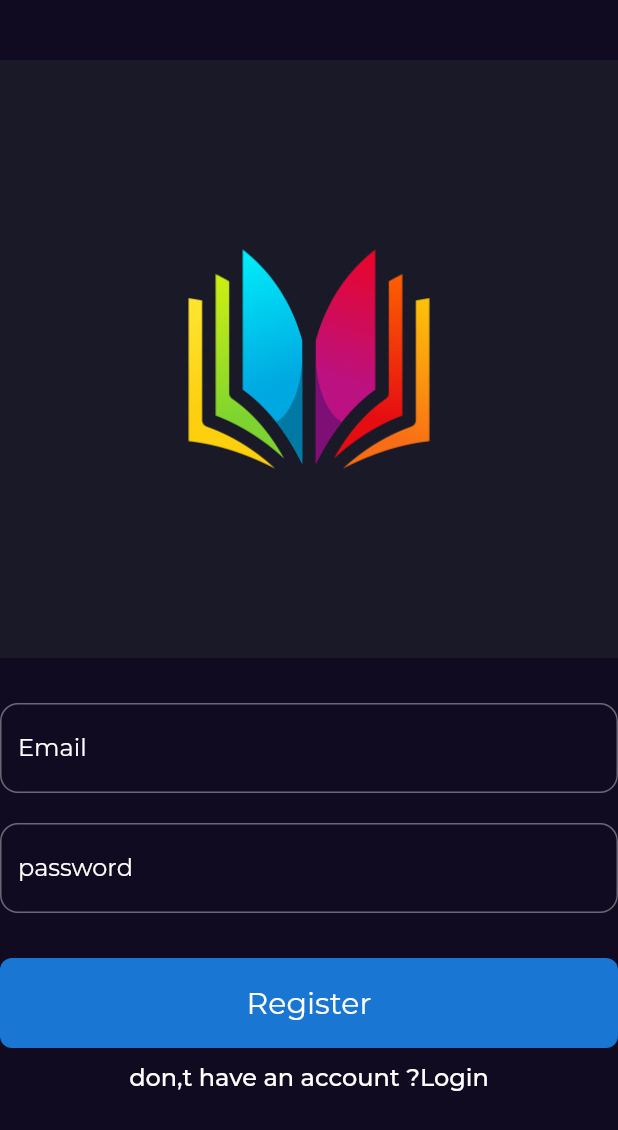
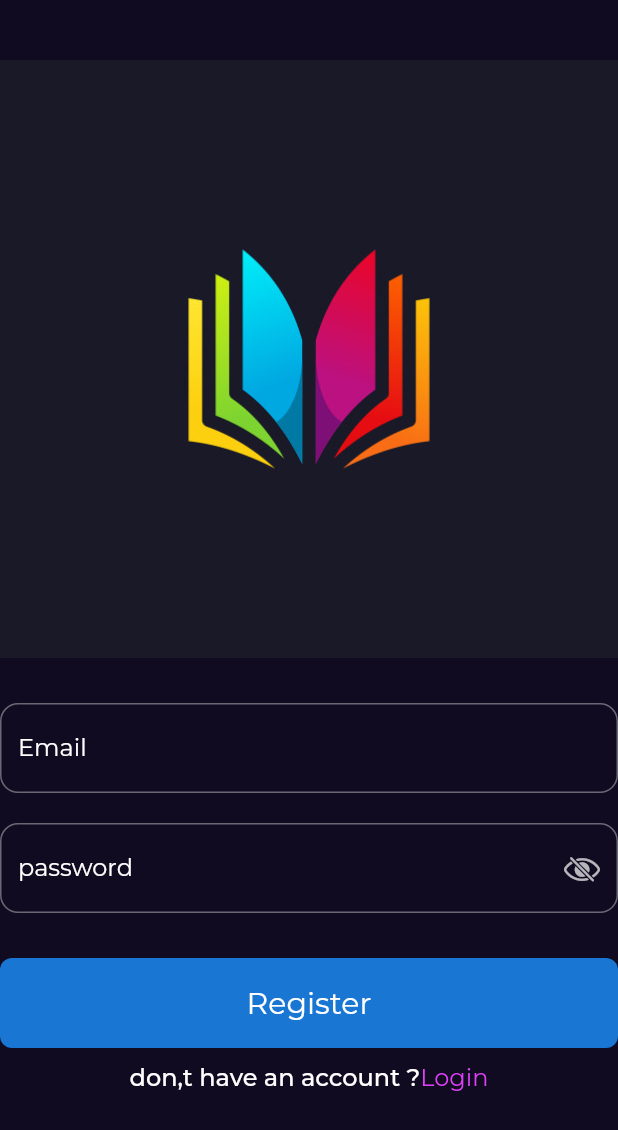
Before and after one commit to mostafatharwat22/bookly, a Flutter app: the LoginView screen opened by its route, after a tap on "Sign up", on a phone screen of 412 x 824 dp. Shown: the top 1130 px of the screen. Run offline on Flutter 3.47's test engine with Material 2 defaults, Android fonts, the light colour scheme and no system bars; our stand-ins replace bloc, cached_network_image, dartz, dio, dots_indicator, firebase_auth and 8 more; accounts and stored records are empty.

Commit message:
my changes

```diff
--- a/lib/feature/login/presention/views/widget/custom_text_form.dart
+++ b/lib/feature/login/presention/views/widget/custom_text_form.dart
@@ -1,13 +1,16 @@
 import 'package:flutter/material.dart';
 
 class CustomTextField extends StatelessWidget {
- CustomTextField({Key? key, required this.hintText,this.onChanged }) : super(key: key);
+ CustomTextField({Key? key, required this.hintText,this.onChanged,
+   required this.obscureText, this.suffixIcon,}) : super(key: key);
   final String hintText;
  Function(String)? onChanged;
-
+ final bool  obscureText;
+  Icon ?suffixIcon;
   @override
   Widget build(BuildContext context) {
     return TextFormField(
+      obscureText: obscureText,
       validator: (data){
         if(data!.isEmpty){
           return 'field is required ';
@@ -16,6 +19,7 @@ class CustomTextField extends StatelessWidget {
       onChanged:onChanged,
       style: const TextStyle(color: Colors.white),
       decoration: InputDecoration(
+        suffixIcon: suffixIcon,
         hintStyle: const TextStyle(color: Colors.white),
           hintText: hintText,
           border: OutlineInputBorder(
--- a/lib/feature/login/presention/views/widget/login_view_body.dart
+++ b/lib/feature/login/presention/views/widget/login_view_body.dart
@@ -1,6 +1,7 @@
 import 'package:bookly_app/core/utilles/styles.dart';
 import 'package:bookly_app/feature/register/presention/views/register_view.dart';
 import 'package:firebase_auth/firebase_auth.dart';
+import 'package:flutter/cupertino.dart';
 import 'package:flutter/material.dart';
 import 'package:go_router/go_router.dart';
 import '../../../../../core/utilles/app_router.dart';
@@ -24,12 +25,15 @@ class LoginViewBody extends StatelessWidget {
             Image.asset(AssetsData.loginImage,),
             const SizedBox(height: 30,),
              CustomTextField(
+               obscureText: false,
                onChanged: (data){
                  email =data;
                },
                hintText: 'Email',),
             const SizedBox(height: 20,),
              CustomTextField(
+               suffixIcon: const Icon(CupertinoIcons.eye_slash),
+               obscureText: true,
                onChanged: (data){
                  password =data;
                },
--- a/lib/feature/register/presention/views/widget/register_view_body.dart
+++ b/lib/feature/register/presention/views/widget/register_view_body.dart
@@ -1,4 +1,5 @@
 import 'package:firebase_auth/firebase_auth.dart';
+import 'package:flutter/cupertino.dart';
 import 'package:flutter/material.dart';
 import '../../../../../core/utilles/assets.dart';
 import '../../../../../core/utilles/styles.dart';
@@ -21,12 +22,15 @@ GlobalKey<FormState> keyForm = GlobalKey();
             Image.asset(AssetsData.loginImage,),
             const SizedBox(height: 30,),
              CustomTextField(
+               obscureText: false,
                onChanged:(data){
                  email= data;
                } ,
                hintText: 'Email',),
             const SizedBox(height: 20,),
              CustomTextField(
+               suffixIcon: const Icon(CupertinoIcons.eye_slash),
+               obscureText: true,
               onChanged:(data){
                 password= data;
               } ,
@@ -68,7 +72,7 @@ GlobalKey<FormState> keyForm = GlobalKey();
               mainAxisAlignment: MainAxisAlignment.center,
               children: const[
                  Text('don,t have an account ?', style: Styles.textStyle16,),
-                 Text('Login',style: Styles.textStyle16,),
+                 Text('Login',style:TextStyle(color: Colors.purpleAccent, fontSize: 16)),
               ],
             ),
           ],
```
